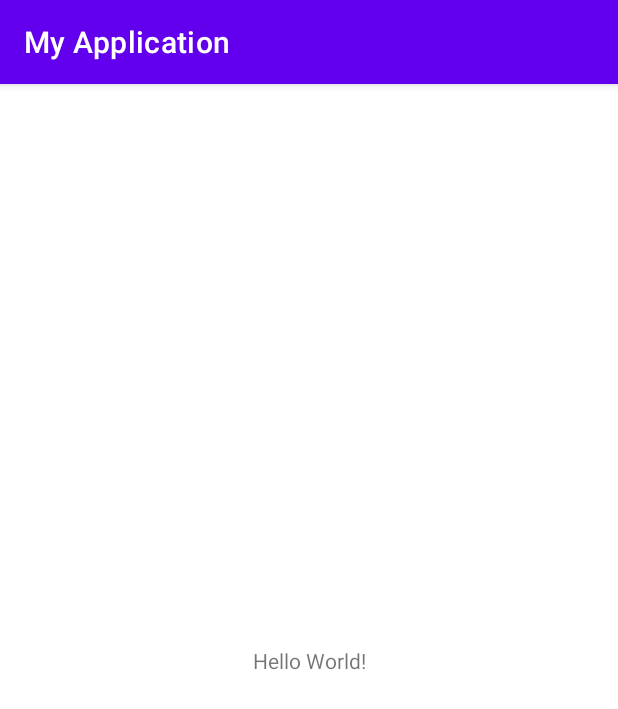
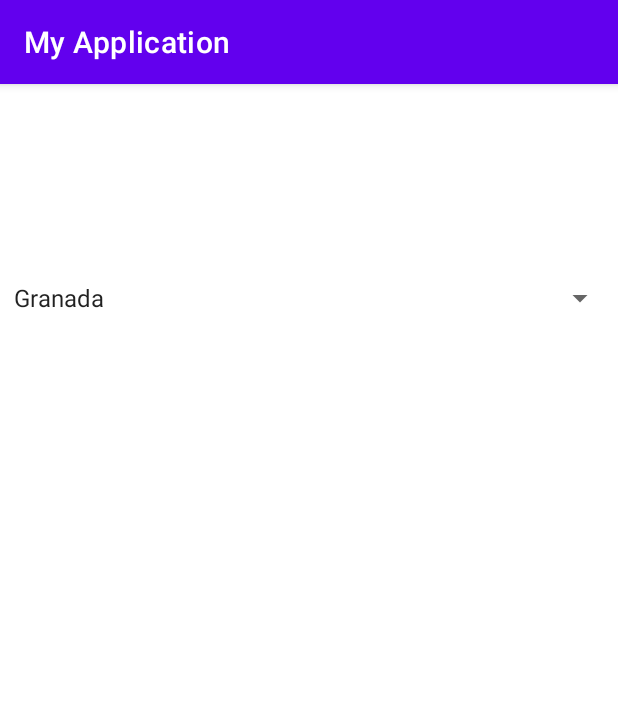
Before and after one commit to pgarman608/PMDM, an Android app: the screen it shows after launch (MainActivity), on a phone screen of 412 x 824 dp. Shown: the top 709 px of the screen. Run offline under Robolectric (Android 15) with nearby library versions, the phone set to English and light mode, and no system bars.

Commit message:
Ejercicio de Spinner y notificaciones simples terminado v1

```diff
--- a/Tema1/app/src/main/java/com/example/myapplication/MainActivity.java
+++ b/Tema1/app/src/main/java/com/example/myapplication/MainActivity.java
@@ -3,12 +3,33 @@ package com.example.myapplication;
 import androidx.appcompat.app.AppCompatActivity;
 
 import android.os.Bundle;
+import android.view.View;
+import android.widget.AdapterView;
+import android.widget.ArrayAdapter;
+import android.widget.Spinner;
+import android.widget.Toast;
 
-public class MainActivity extends AppCompatActivity {
-
+public class MainActivity extends AppCompatActivity implements AdapterView.OnItemSelectedListener{
+    private Spinner spinner1;
     @Override
     protected void onCreate(Bundle savedInstanceState) {
         super.onCreate(savedInstanceState);
         setContentView(R.layout.activity_main);
+        spinner1 = (Spinner) findViewById(R.id.spinner1);
+        ArrayAdapter adapter = ArrayAdapter.createFromResource(this,R.array.privincias, android.R.layout.simple_spinner_item);
+        adapter.setDropDownViewResource(android.R.layout.simple_spinner_dropdown_item);
+        spinner1.setAdapter(adapter);
+
+        spinner1.setOnItemSelectedListener(this);
+    }
+
+    @Override
+    public void onItemSelected(AdapterView<?> adapterView, View view, int i, long l) {
+        Toast.makeText(this,spinner1.getSelectedItem().toString(),Toast.LENGTH_LONG).show();
+    }
+
+    @Override
+    public void onNothingSelected(AdapterView<?> adapterView) {
+
     }
 }
--- a/Tema1/app/src/main/res/layout/activity_main.xml
+++ b/Tema1/app/src/main/res/layout/activity_main.xml
@@ -6,13 +6,29 @@
     android:layout_height="match_parent"
     tools:context=".MainActivity">
 
-    <TextView
-        android:layout_width="wrap_content"
+    <Spinner
+        android:id="@+id/spinner1"
+        android:layout_width="409dp"
         android:layout_height="wrap_content"
-        android:text="Hello World!"
+        android:layout_marginStart="8dp"
+        android:layout_marginTop="112dp"
+        android:layout_marginEnd="8dp"
+        android:layout_marginBottom="595dp"
         app:layout_constraintBottom_toBottomOf="parent"
         app:layout_constraintEnd_toEndOf="parent"
         app:layout_constraintStart_toStartOf="parent"
         app:layout_constraintTop_toTopOf="parent" />
 
+    <TextView
+        android:id="@+id/textView"
+        android:layout_width="wrap_content"
+        android:layout_height="wrap_content"
+        android:text="Provincias"
+        android:textColor="@color/white"
+        android:textSize="30dp"
+        app:layout_constraintBottom_toTopOf="@+id/spinner1"
+        app:layout_constraintEnd_toEndOf="parent"
+        app:layout_constraintStart_toStartOf="parent"
+        app:layout_constraintTop_toTopOf="parent"
+        app:layout_constraintVertical_bias="0.526" />
 </androidx.constraintlayout.widget.ConstraintLayout>
--- /dev/null
+++ b/Tema1/app/src/main/res/values/array.xml
@@ -0,0 +1,8 @@
+<?xml version="1.0" encoding="utf-8"?>
+<resources>
+    <string-array name="privincias">
+        <item>Granada</item>
+        <item>Almeria</item>
+        <item>Jaen</item>
+    </string-array>
+</resources>
--- a/Tema1/app/src/main/res/values/strings.xml
+++ b/Tema1/app/src/main/res/values/strings.xml
@@ -1,3 +1,4 @@
 <resources>
     <string name="app_name">My Application</string>
+    <string name="spinner">Elige la provincia</string>
 </resources>
```
